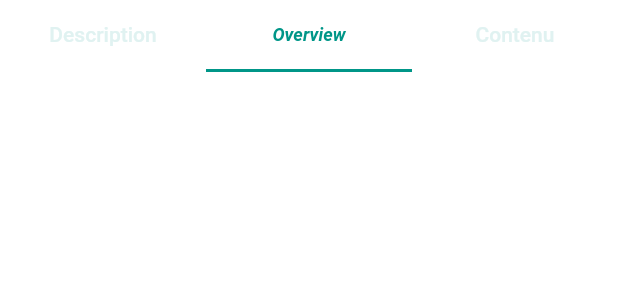
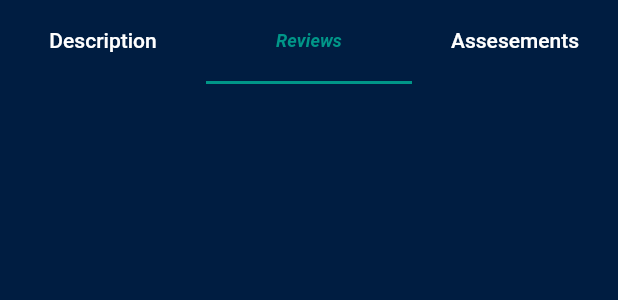
Before and after one commit to jeydi243/gesi-mobile, a Flutter app: the CourseDetails widget shown alone on an empty page, opened directly, tab 2 chosen, scrolled down 295 dp, on a phone screen of 412 x 824 dp. Shown: the top 300 px of the screen. Run offline on Flutter 3.47's test engine with Material 2 defaults, Android fonts, the phone set to English and light mode, and no system bars; our stand-ins replace dio, extended_image, fl_chart, flutter_rating_bar, get, glass_kit and 7 more; missing offline and left inert: dart_amqp; accounts and stored records are empty; network calls fail.

Commit message:
refactor course details

```diff
--- a/lib/controllers/appController.dart
+++ b/lib/controllers/appController.dart
@@ -6,11 +6,13 @@ import 'package:palette_generator/palette_generator.dart';
 class AppController extends GetxController {
   static AppController instance = Get.find();
   RxBool isgesiWidgetDisplayed = true.obs;
+  RxInt currentIndex = RxInt(0);
+  Rx<Color?> appBarColor = Rx<Color?>(Colors.transparent);
   RxList<Map<String, dynamic>> items = <Map<String, dynamic>>[
     {
       'icon': Icons.home,
       'title': "Home",
-      'selectedColor': AppColors.accent,
+      'selectedColor': AppColors.accentDark,
     },
     {
       'icon': Icons.favorite_border,
@@ -33,10 +35,23 @@ class AppController extends GetxController {
     isgesiWidgetDisplayed.value = !isgesiWidgetDisplayed.value;
   }
 
+  updateAppBarColor() {
+    findColor("assets/bg-1.jpg").then((value) {
+      print("The color dominent before is ${appBarColor.value}");
+      appBarColor.value = value;
+      print("The color dominent after is $appBarColor.value");
+    });
+  }
+
   Future<Color?> findColor(String assetImage) async {
     var paletteGenerator = await PaletteGenerator.fromImageProvider(
       Image.asset(assetImage).image,
     );
     return paletteGenerator.dominantColor?.color;
   }
+
+  setCurrentIndex(int p1) {
+    currentIndex.value = p1;
+    update();
+  }
 }
--- a/lib/main.dart
+++ b/lib/main.dart
@@ -8,12 +8,14 @@ import 'package:gesi_mobile/screens/updateprofile.dart';
 import 'package:get/get.dart';
 import 'package:hive_flutter/hive_flutter.dart';
 
+import 'microservices/rmq.dart';
+
 void main() async {
   WidgetsFlutterBinding.ensureInitialized();
   await Hive.initFlutter();
   Get.put(AppController());
   Get.put(AuthController());
-
+  // MicroInit();
   runApp(const GESI());
 }
 
--- /dev/null
+++ b/lib/models/course.dart
@@ -0,0 +1,6 @@
+class Course {
+  String name;
+  String description;
+
+  Course(this.name, this.description);
+}
--- a/lib/screens/courses/CourseList.dart
+++ b/lib/screens/courses/CourseList.dart
@@ -1,7 +1,7 @@
 import 'package:flutter/material.dart';
 import 'package:animations/animations.dart';
 import 'package:gesi_mobile/constantes/values.dart';
-import 'package:gesi_mobile/screens/courses/course-details.dart';
+import 'package:gesi_mobile/screens/courses/courseDetails.dart';
 import 'package:get/get.dart';
 
 class CourseList extends StatefulWidget {
@@ -19,7 +19,7 @@ class _CourseListState extends State<CourseList> {
       child: ListView.separated(
         clipBehavior: Clip.hardEdge,
         padding: EdgeInsets.symmetric(horizontal: 10, vertical: 10),
-        itemCount: 10,
+        itemCount: 5,
         addAutomaticKeepAlives: true,
         controller: ScrollController(),
         physics: BouncingScrollPhysics(),
@@ -41,7 +41,7 @@ class _CourseListState extends State<CourseList> {
                           key: Key('top1'),
                           tag: 'top',
                           child: Image.asset(
-                            "assets/bg-2.jpg",
+                            "assets/courses/2.jpg",
                             height: Get.height * .09,
                             width: Get.height * .09,
                             fit: BoxFit.cover,
--- a/lib/screens/courses/course-details.dart
+++ /dev/null
@@ -1,155 +0,0 @@
-import 'package:flutter/material.dart';
-import 'package:gesi_mobile/constantes/values.dart';
-import 'package:gesi_mobile/controllers/appController.dart';
-import 'package:get/get.dart';
-
-class CourseDetails extends StatefulWidget {
-  CourseDetails({Key? key}) : super(key: key);
-
-  @override
-  State<CourseDetails> createState() => _CourseDetailsState();
-}
-
-class _CourseDetailsState extends State<CourseDetails> {
-  AppController ff = Get.find();
-  Color? appBarColor;
-  @override
-  void initState() {
-    updateAppBarColor();
-  }
-
-  updateAppBarColor() {
-    ff.findColor("assets/bg-1.jpg").then((value) {
-      print("The color dominent before is $appBarColor");
-      setState(() {
-        appBarColor = value;
-      });
-      print("The color dominent after is $appBarColor");
-    });
-  }
-
-  @override
-  Widget build(BuildContext context) {
-    return DefaultTabController(
-      length: 3,
-      child: SafeArea(
-        child: NotificationListener<ScrollNotification>(
-          onNotification: (notification) {
-            if (notification is ScrollEndNotification) {
-              // We use 20 as our threshold to load more data
-              if (notification.metrics.extentAfter < 20) {
-                print('Load more data');
-              }
-            }
-            return true;
-          },
-          child: CustomScrollView(
-            physics: BouncingScrollPhysics(),
-            keyboardDismissBehavior: ScrollViewKeyboardDismissBehavior.onDrag,
-            slivers: [
-              SliverAppBar(
-                expandedHeight: Get.height * .3,
-                backgroundColor: AppColors.backgroundDark,
-                flexibleSpace: FlexibleSpaceBar(
-                  background: Hero(
-                    key: Key('top'),
-                    tag: 'top',
-                    child: Image.asset(
-                      "assets/bg-2.jpg",
-                      fit: BoxFit.cover,
-                    ),
-                  ),
-                  stretchModes: [
-                    StretchMode.zoomBackground,
-                    StretchMode.blurBackground,
-                    StretchMode.fadeTitle,
-                  ],
-                  expandedTitleScale: 2,
-                ),
-              ),
-              SliverPersistentHeader(
-                  delegate: Sticky(TabBar(
-                    tabs: [
-                      Tab(
-                        text: "Description",
-                      ),
-                      Tab(text: "Overview"),
-                      Tab(text: "Contenu")
-                    ],
-                    enableFeedback: true,
-                    indicatorColor: Colors.teal,
-                    overlayColor:
-                        MaterialStateProperty.all<Color?>(Colors.teal[50]),
-                  )),
-                  pinned: true),
-              SliverToBoxAdapter(
-                child: Material(
-                  // type: MaterialType.card,
-                  child: SizedBox(
-                    width: Get.width,
-                    height: Get.height,
-                    child: TabBarView(
-                      children: [
-                        Container(
-                          color: AppColors.backgroundDark,
-                          padding: EdgeInsets.all(10),
-                          child: Column(
-                            crossAxisAlignment: CrossAxisAlignment.start,
-                            children: [
-                              Padding(
-                                padding: const EdgeInsets.only(bottom: 5),
-                                child: Hero(
-                                    tag: 'null',
-                                    child: Text(
-                                      'Introduction a la programmation',
-                                      style: Get.textTheme.headline4!
-                                          .copyWith(color: AppColors.accent),
-                                    )),
-                              ),
-                              Text(
-                                  "lorem ipsum Dolore deserunt cupidatat proident commodo nulla esse culpa ex anim cillum consectetur qui. Lorem anim sint ad pariatur reprehenderit tempor velit reprehenderit ad esse enim cillum. Ut incididunt culpa nisi reprehenderit adipisicing id ex quis adipisicing.")
-                            ],
-                          ),
-                        ),
-                        Container(
-                          color: Colors.white,
-                        ),
-                        Container(
-                          color: Colors.white,
-                        ),
-                      ],
-                    ),
-                  ),
-                ),
-              ),
-            ],
-          ),
-        ),
-      ),
-    );
-  }
-}
-
-class Sticky extends SliverPersistentHeaderDelegate {
-  Sticky(this._tabBar);
-  final TabBar _tabBar;
-
-  @override
-  double get minExtent => _tabBar.preferredSize.height;
-  @override
-  double get maxExtent => _tabBar.preferredSize.height;
-
-  @override
-  Widget build(
-      BuildContext context, double shrinkOffset, bool overlapsContent) {
-    return Container(
-      color: Colors.white, // ADD THE COLOR YOU WANT AS BACKGROUND.
-      child: _tabBar,
-    );
-  }
-
-  @override
-  bool shouldRebuild(covariant SliverPersistentHeaderDelegate oldDelegate) {
-    return false;
-  }
-}
--- /dev/null
+++ b/lib/screens/courses/courseDetails.dart
@@ -0,0 +1,285 @@
+import 'package:extended_image/extended_image.dart';
+import 'package:flutter/material.dart';
+import 'package:flutter_rating_bar/flutter_rating_bar.dart';
+import 'package:gesi_mobile/constantes/values.dart';
+import 'package:gesi_mobile/controllers/appController.dart';
+import 'package:get/get.dart';
+import 'package:glass_kit/glass_kit.dart';
+
+class CourseDetails extends GetView<AppController> {
+  @override
+  Widget build(BuildContext context) {
+    return DefaultTabController(
+      length: 3,
+      child: Container(
+        color: AppColors.backgroundDark,
+        child: NotificationListener<ScrollNotification>(
+          onNotification: (notification) {
+            if (notification is ScrollEndNotification) {
+              // We use 20 as our threshold to load more data
+              if (notification.metrics.extentAfter < 20) {
+                print('Load more data');
+              }
+            }
+            return true;
+          },
+          child: CustomScrollView(
+            physics: BouncingScrollPhysics(),
+            keyboardDismissBehavior: ScrollViewKeyboardDismissBehavior.onDrag,
+            slivers: [
+              SliverAppBar(
+                expandedHeight: Get.height * .3,
+                backgroundColor: AppColors.backgroundDark,
+                flexibleSpace: FlexibleSpaceBar(
+                  background: Hero(
+                    key: Key('top'),
+                    tag: 'top',
+                    child: Stack(
+                      children: [
+                        Align(
+                          child: SizedBox(
+                            width: Get.width,
+                            child: Image.asset(
+                              "assets/bg-2.jpg",
+                              fit: BoxFit.cover,
+                            ),
+                          ),
+                          alignment: Alignment.center,
+                        ),
+                        Align(
+                          alignment: Alignment(0, 1),
+                          child: GlassContainer.clearGlass(
+                            borderColor: Colors.transparent,
+                            borderRadius: BorderRadius.circular(5),
+                            color: Colors.white.withOpacity(.2),
+                            borderWidth: 0,
+                            blur: 5,
+                            margin: EdgeInsets.only(bottom: 10),
+                            padding: const EdgeInsets.only(left: 10),
+                            height: Get.height * .08,
+                            width: Get.width * .90,
+                            child: Column(
+                              crossAxisAlignment: CrossAxisAlignment.start,
+                              children: [
+                                Text(
+                                  "Pr. Hordoro",
+                                ),
+                                RatingBar.builder(
+                                  initialRating: 4,
+                                  minRating: 1,
+                                  direction: Axis.horizontal,
+                                  allowHalfRating: true,
+                                  itemSize: 20.0,
+                                  itemCount: 5,
+                                  itemPadding:
+                                      EdgeInsets.symmetric(horizontal: 2),
+                                  itemBuilder: (context, _) => Icon(
+                                    Icons.star,
+                                    color: Colors.amber,
+                                  ),
+                                  onRatingUpdate: (rating) {
+                                    print(rating);
+                                  },
+                                ),
+                              ],
+                            ),
+                          ),
+                        ),
+                      ],
+                    ),
+                  ),
+                  stretchModes: [
+                    StretchMode.zoomBackground,
+                    StretchMode.blurBackground,
+                    StretchMode.fadeTitle,
+                  ],
+                  expandedTitleScale: 2,
+                ),
+              ),
+              SliverPersistentHeader(
+                  floating: false,
+                  delegate: SafeAreaPersistentHeaderDelegate(
+                      expandedHeight: 70,
+                      child: TabBar(
+                        padding: EdgeInsets.only(top: 0),
+                        tabs: [
+                          Tab(
+                            text: "Description",
+                          ),
+                          Tab(text: "Reviews"),
+                          Tab(text: "Assesements")
+                        ],
+                        enableFeedback: true,
+                        unselectedLabelColor: Colors.white,
+                        indicatorColor: Colors.teal,
+                        overlayColor:
+                            MaterialStateProperty.all<Color?>(Colors.teal[500]),
+                      )),
+                  pinned: true),
+              SliverToBoxAdapter(
+                child: Material(
+                  // type: MaterialType.card,
+                  color: AppColors.backgroundDark,
+                  child: SizedBox(
+                    width: Get.width,
+                    height: Get.height,
+                    child: TabBarView(
+                      children: [
+                        Container(
+                          color: AppColors.backgroundDark,
+                          padding: EdgeInsets.all(10),
+                          child: Column(
+                            crossAxisAlignment: CrossAxisAlignment.start,
+                            children: [
+                              Padding(
+                                padding: const EdgeInsets.only(bottom: 5),
+                                child: Hero(
+                                    tag: 'null',
+                                    child: Text(
+                                      'Introduction à la programmation',
+                                      style: Get.textTheme.headline4!.copyWith(
+                                          color: AppColors.accent,
+                                          fontWeight: FontWeight.bold),
+                                    )),
+                              ),
+                              Text(
+                                  "lorem ipsum Dolore deserunt cupidatat proident commodo nulla esse culpa ex anim cillum consectetur qui. Lorem anim sint ad pariatur reprehenderit tempor velit reprehenderit ad esse enim cillum. Ut incididunt culpa nisi reprehenderit adipisicing id ex quis adipisicing."),
+                              Padding(
+                                padding: const EdgeInsets.only(top: 10),
+                                child: Row(
+                                  children: [
+                                    Container(
+                                      height: 40,
+                                      width: 40,
+                                      margin: EdgeInsets.only(right: 8),
+                                      child: ClipRRect(
+                                        borderRadius: BorderRadius.circular(5),
+                                        child: ExtendedImage.network(
+                                            "https://mdbcdn.b-cdn.net/img/new/avatars/3.webp",
+                                            borderRadius:
+                                                BorderRadius.circular(5)),
+                                      ),
+                                    ),
+                                    Text(
+                                      "Phd. Kadiongo",
+                                      style: TextStyle(
+                                          fontWeight: FontWeight.bold,
+                                          fontSize: 18),
+                                    ),
+                                  ],
+                                ),
+                              ),
+                              SizedBox(
+                                height: Get.height * .05,
+                                child: Row(
+                                  children: [
+                                    Text(
+                                      "Lessons",
+                                      style: Get.textTheme.headline5!
+                                          .copyWith(color: AppColors.accent),
+                                    ),
+                                  ],
+                                ),
+                              ),
+                              SizedBox(
+                                height: Get.height,
+                                width: Get.width,
+                                child: ListView.builder(
+                                  physics: BouncingScrollPhysics(),
+                                  itemCount: 10,
+                                  itemBuilder: (context, index) {
+                                    return Container(
+                                      height: 50,
+                                      margin: EdgeInsets.only(bottom: 10),
+                                      width: Get.width,
+                                      decoration: BoxDecoration(
+                                          color: Colors.white,
+                                          border: Border(
+                                            left: BorderSide(
+                                                width: 4,
+                                                color: AppColors.accent,
+                                                style: BorderStyle.solid),
+                                          )),
+                                    );
+                                  },
+                                ),
+                              )
+                            ],
+                          ),
+                        ),
+                        Container(
+                          color: AppColors.backgroundDark,
+                        ),
+                        Container(
+                          color: AppColors.backgroundDark,
+                        ),
+                      ],
+                    ),
+                  ),
+                ),
+              ),
+              SliverToBoxAdapter(
+                child: Material(
+                  child: Text(
+                      "By Sit occaecat dolore dolore sit cillum pariatur qui."),
+                ),
+              )
+            ],
+          ),
+        ),
+      ),
+    );
+  }
+}
+
+class Sticky extends SliverPersistentHeaderDelegate {
+  Sticky(this._tabBar);
+  final TabBar _tabBar;
+
+  @override
+  double get minExtent => _tabBar.preferredSize.height;
+  @override
+  double get maxExtent => _tabBar.preferredSize.height;
+
+  @override
+  Widget build(
+      BuildContext context, double shrinkOffset, bool overlapsContent) {
+    return Container(
+      color: Colors.white, // ADD THE COLOR YOU WANT AS BACKGROUND.
+      child: _tabBar,
+    );
+  }
+
+  @override
+  bool shouldRebuild(covariant SliverPersistentHeaderDelegate oldDelegate) {
+    return false;
+  }
+}
+
+class SafeAreaPersistentHeaderDelegate extends SliverPersistentHeaderDelegate {
+  SafeAreaPersistentHeaderDelegate(
+      {required this.child, required this.expandedHeight});
+  final Widget child;
+
+  final double expandedHeight;
+
+  @override
+  Widget build(
+      BuildContext context, double shrinkOffset, bool overlapsContent) {
+    return SafeArea(bottom: false, child: SizedBox.expand(child: child));
+  }
+
+  @override
+  double get maxExtent => expandedHeight;
+
+  @override
+  double get minExtent => kToolbarHeight;
+
+  @override
+  bool shouldRebuild(SafeAreaPersistentHeaderDelegate old) {
+    if (old.child != child) {
+      return true;
+    }
+    return false;
+  }
+}
--- a/lib/screens/courses/courses.dart
+++ b/lib/screens/courses/courses.dart
@@ -1,5 +1,5 @@
 import 'package:flutter/material.dart';
-import 'package:gesi_mobile/screens/courses/CourseList.dart';
+import 'package:gesi_mobile/screens/courses/courseList.dart';
 
 class Courses extends StatefulWidget {
   Courses({Key? key}) : super(key: key);
--- a/lib/screens/profile.dart
+++ b/lib/screens/profile.dart
@@ -2,7 +2,7 @@ import 'package:flutter/material.dart';
 import 'package:flutter/services.dart';
 import 'package:gesi_mobile/constantes/values.dart';
 import 'package:gesi_mobile/controllers/authController.dart';
-import 'package:gesi_mobile/screens/courses/CourseList.dart';
+import 'package:gesi_mobile/screens/courses/courseList.dart';
 import 'package:gesi_mobile/widgets/stats1.dart';
 import 'package:get/get.dart';
 import 'package:material_design_icons_flutter/material_design_icons_flutter.dart';
--- a/pubspec.yaml
+++ b/pubspec.yaml
@@ -19,9 +19,12 @@ dependencies:
   material_design_icons_flutter: ^5.0.6595
   salomon_bottom_bar: ^3.2.0
   syncfusion_flutter_calendar: ^19.4.53
+  persistent_bottom_nav_bar: ^5.0.2
   web_socket_channel: ^2.1.0
   palette_generator: ^0.3.3
+  extended_image: ^6.3.1
   animations: ^2.0.2
+  flutter_rating_bar: ^4.0.1
   dart_amqp: ^0.2.1
 
 dev_dependencies:
@@ -36,3 +39,4 @@ flutter:
   # To add assets to your application, add an assets section, like this:
   assets:
     - assets/
+    - assets/courses/
```
Also changed, not shown: lib/constantes/app_theme.dart (+21 -7 lines), lib/home.dart (+89 -36 lines), lib/microservices/rmq.dart (+6 -9 lines), lib/screens/calendar.dart (+26 -11 lines), assets/courses/1.jpg (added), assets/courses/2.jpg (added), assets/courses/3.jpg (added), assets/courses/4.jpg (added), assets/courses/5.jpg (added), assets/courses/6.jpg (added), pubspec.lock.
